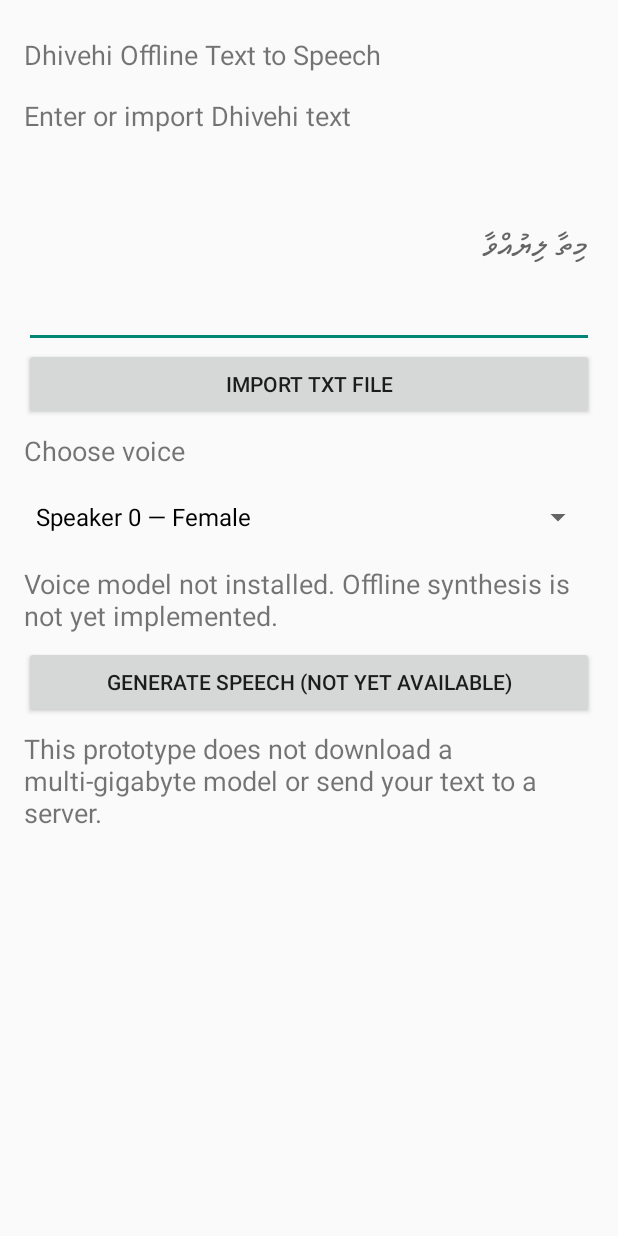
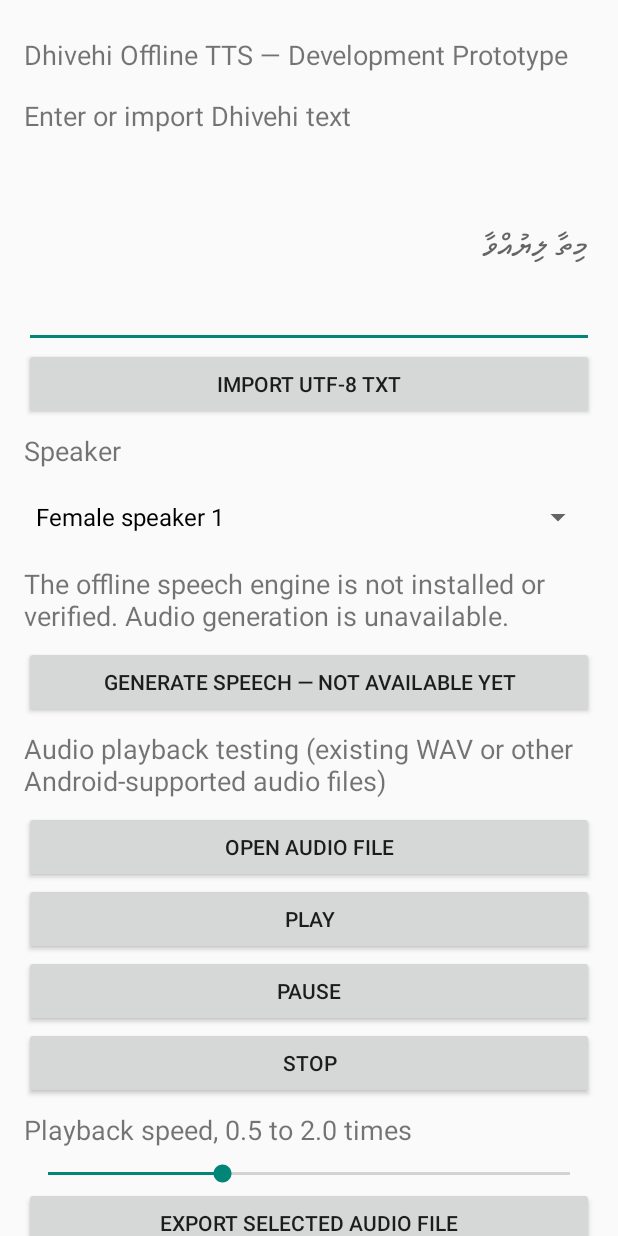
Before and after one commit to hshareef77/dhivehi-offline-TTS, an Android app: the screen it shows after launch (MainActivity), on a phone screen of 412 x 824 dp. Run offline under Robolectric (Android 15) with nearby library versions, the phone set to English and light mode, and no system bars; 1 statement that could not run was skipped.

Commit message:
Implement offline audio import playback speed and export for accessible prototype

```diff
--- a/app/src/main/java/com/hshareef77/dhivehiofflinetts/MainActivity.kt
+++ b/app/src/main/java/com/hshareef77/dhivehiofflinetts/MainActivity.kt
@@ -2,100 +2,187 @@ package com.hshareef77.dhivehiofflinetts
 
 import android.app.Activity
 import android.content.Intent
+import android.media.MediaPlayer
+import android.net.Uri
 import android.os.Bundle
 import android.view.View
-import android.widget.ArrayAdapter
-import android.widget.Button
-import android.widget.EditText
-import android.widget.LinearLayout
-import android.widget.ScrollView
-import android.widget.Spinner
-import android.widget.TextView
-import android.widget.Toast
 import android.view.inputmethod.InputType
+import android.widget.*
+import java.io.File
 
 /**
- * Accessible first-stage UI. No remote speech service, no fake offline generation.
- * A real tested offline CSM-compatible runtime is required before enabling Generate.
+ * Accessible development prototype. Speech synthesis is deliberately disabled until an
+ * on-device CSM backend (including Mimi decoding) is verified on Android.
  */
 class MainActivity : Activity() {
-    private lateinit var input: EditText
+    private lateinit var editor: EditText
     private lateinit var status: TextView
-    private lateinit var voice: Spinner
+    private lateinit var voices: Spinner
+    private lateinit var speed: SeekBar
+    private var player: MediaPlayer? = null
+    private var audioUri: Uri? = null
+    private val importTxtCode = 101
+    private val importAudioCode = 102
+    private val exportAudioCode = 103
 
-    @Suppress("DEPRECATION")
     override fun onCreate(savedInstanceState: Bundle?) {
         super.onCreate(savedInstanceState)
-        val density = resources.displayMetrics.density
-        val pad = (16 * density).toInt()
-        val column = LinearLayout(this).apply {
+        val padding = (16 * resources.displayMetrics.density).toInt()
+        val root = LinearLayout(this).apply {
             orientation = LinearLayout.VERTICAL
-            setPadding(pad, pad, pad, pad)
+            setPadding(padding, padding, padding, padding)
         }
-        fun label(value: String): TextView = TextView(this).apply {
-            text = value
+        fun caption(label: String): TextView = TextView(this).apply {
+            text = label
             textSize = 18f
-            setPadding(0, pad / 2, 0, pad / 2)
+            setPadding(0, padding / 2, 0, padding / 2)
         }
-        fun button(value: String, action: () -> Unit): Button = Button(this).apply {
-            text = value
-            contentDescription = value
-            setOnClickListener { action() }
+        fun button(label: String, onPress: () -> Unit): Button = Button(this).apply {
+            text = label
+            contentDescription = label
+            setOnClickListener { onPress() }
         }
-        column.addView(label("Dhivehi Offline Text to Speech"))
-        column.addView(label("Enter or import Dhivehi text"))
-        input = EditText(this).apply {
+        root.addView(caption("Dhivehi Offline TTS — Development Prototype"))
+        root.addView(caption("Enter or import Dhivehi text"))
+        editor = EditText(this).apply {
             hint = "މިތާ ލިޔުއްވާ"
-            contentDescription = "Dhivehi text input"
+            contentDescription = "Dhivehi text editor"
             inputType = InputType.TYPE_CLASS_TEXT or InputType.TYPE_TEXT_FLAG_MULTI_LINE
             minLines = 5
-            setHorizontallyScrolling(false)
         }
-        column.addView(input)
-        column.addView(button("Import TXT file") {
-            val intent = Intent(Intent.ACTION_OPEN_DOCUMENT).apply {
-                addCategory(Intent.CATEGORY_OPENABLE)
-                type = "text/plain"
-            }
-            startActivityForResult(intent, 101)
-        })
-        column.addView(label("Choose voice"))
-        voice = Spinner(this).apply {
-            contentDescription = "Choose one of five Dhivehi voices"
+        root.addView(editor)
+        root.addView(button("Import UTF-8 TXT") { pickFile("text/plain", importTxtCode) })
+        root.addView(caption("Speaker"))
+        voices = Spinner(this).apply {
+            contentDescription = "Dhivehi speaker choice"
             adapter = ArrayAdapter(
                 this@MainActivity,
                 android.R.layout.simple_spinner_dropdown_item,
-                listOf("Speaker 0 — Female", "Speaker 1 — Male",
-                       "Speaker 2 — Female", "Speaker 3 — Male", "Speaker 4 — Male (verify quality)")
+                listOf("Female speaker 1", "Male speaker 1", "Female speaker 2",
+                    "Male speaker 2", "Male speaker 3")
             )
         }
-        column.addView(voice)
-        status = label("Voice model not installed. Offline synthesis is not yet implemented.")
-        status.setFocusable(true)
-        column.addView(status)
-        column.addView(button("Generate speech (not yet available)") {
-            status.text = "Speech generation unavailable: the CSM model has not been converted and tested for offline Android."
-            status.announceForAccessibility(status.text)
+        root.addView(voices)
+        status = caption("The offline speech engine is not installed or verified. Audio generation is unavailable.")
+        status.isFocusable = true
+        root.addView(status)
+        root.addView(button("Generate speech — not available yet") {
+            report("The 6.6 GB CSM model has not been converted and tested for local Android speech generation.")
         })
-        column.addView(label("This prototype does not download a multi-gigabyte model or send your text to a server."))
+        root.addView(caption("Audio playback testing (existing WAV or other Android-supported audio files)"))
+        root.addView(button("Open audio file") { pickFile("audio/*", importAudioCode) })
+        root.addView(button("Play") { play() })
+        root.addView(button("Pause") {
+            player?.let { if (it.isPlaying) it.pause() }
+            report("Playback paused")
+        })
+        root.addView(button("Stop") {
+            player?.let { if (it.isPlaying) it.pause(); it.seekTo(0) }
+            report("Playback stopped")
+        })
+        root.addView(caption("Playback speed, 0.5 to 2.0 times"))
+        speed = SeekBar(this).apply {
+            max = 15
+            progress = 5
+            contentDescription = "Playback speed, 1.0 times"
+            setOnSeekBarChangeListener(object : SeekBar.OnSeekBarChangeListener {
+                override fun onProgressChanged(seekBar: SeekBar?, progress: Int, fromUser: Boolean) {
+                    val value = (progress + 5) / 10f
+                    contentDescription = "Playback speed, ${value} times"
+                    try { player?.let { it.playbackParams = it.playbackParams.setSpeed(value) } } catch (_: Exception) {}
+                }
+                override fun onStartTrackingTouch(seekBar: SeekBar?) {}
+                override fun onStopTrackingTouch(seekBar: SeekBar?) {}
+            })
+        }
+        root.addView(speed)
+        root.addView(button("Export selected audio file") {
+            if (audioUri == null) report("Open an audio file first.")
+            else startActivityForResult(Intent(Intent.ACTION_CREATE_DOCUMENT).apply {
+                addCategory(Intent.CATEGORY_OPENABLE)
+                type = "audio/wav"
+                putExtra(Intent.EXTRA_TITLE, "dhivehi-audio.wav")
+            }, exportAudioCode)
+        })
+        root.addView(caption("This prototype does not generate speech or download the model. Playback can be tested offline using existing audio files."))
         val scroll = ScrollView(this)
-        scroll.addView(column)
+        scroll.addView(root)
         setContentView(scroll)
     }
 
-    @Deprecated("Legacy activity result for minimal Android starter without dependencies")
+    private fun report(message: String) {
+        status.text = message
+        status.announceForAccessibility(message)
+    }
+
+    private fun pickFile(type: String, code: Int) {
+        startActivityForResult(Intent(Intent.ACTION_OPEN_DOCUMENT).apply {
+            addCategory(Intent.CATEGORY_OPENABLE)
+            this.type = type
+        }, code)
+    }
+
+    private fun play() {
+        val uri = audioUri ?: return report("Open an audio file first.")
+        try {
+            if (player == null) {
+                player = MediaPlayer().apply {
+                    setDataSource(this@MainActivity, uri)
+                    prepare()
+                    setOnCompletionListener { report("Playback complete") }
+                }
+            }
+            player?.start()
+            player?.let { it.playbackParams = it.playbackParams.setSpeed((speed.progress + 5) / 10f) }
+            report("Playing audio")
+        } catch (e: Exception) {
+            player?.release()
+            player = null
+            report("Unable to play this audio file.")
+        }
+    }
+
+    @Deprecated("Minimal prototype uses Activity result callbacks without external dependencies")
     override fun onActivityResult(requestCode: Int, resultCode: Int, data: Intent?) {
         super.onActivityResult(requestCode, resultCode, data)
-        if (requestCode != 101 || resultCode != RESULT_OK) return
+        if (resultCode != RESULT_OK) return
         val uri = data?.data ?: return
         try {
-            val text = contentResolver.openInputStream(uri)?.bufferedReader(Charsets.UTF_8)?.use { it.readText() }
-                ?: throw IllegalStateException("Unable to read document")
-            if (text.length > 200_000) throw IllegalArgumentException("Text file too large for the first-stage editor")
-            input.setText(text)
-            status.text = "Text imported. Speech engine is not yet installed."
+            when (requestCode) {
+                importTxtCode -> {
+                    val txt = contentResolver.openInputStream(uri)?.bufferedReader(Charsets.UTF_8)?.use {
+                        it.readText()
+                    } ?: error("Cannot read text")
+                    require(txt.length <= 200_000) { "Text file too large" }
+                    editor.setText(txt)
+                    report("Dhivehi text imported. Speech generation is not yet available.")
+                }
+                importAudioCode -> {
+                    player?.release()
+                    player = null
+                    audioUri = uri
+                    report("Audio selected. Activate Play to listen offline.")
+                }
+                exportAudioCode -> {
+                    val source = audioUri ?: error("No selected audio file")
+                    contentResolver.openInputStream(source).use { input ->
+                        contentResolver.openOutputStream(uri).use { output ->
+                            requireNotNull(input) { "Cannot read source" }
+                            requireNotNull(output) { "Cannot write destination" }
+                            input.copyTo(output)
+                        }
+                    }
+                    report("Audio copied to your selected destination in its original format.")
+                }
+            }
         } catch (e: Exception) {
-            Toast.makeText(this, "Cannot import TXT: ${e.message}", Toast.LENGTH_LONG).show()
+            report("File operation failed: ${e.message ?: "Unknown error"}")
         }
     }
+
+    override fun onDestroy() {
+        player?.release()
+        player = null
+        super.onDestroy()
+    }
 }
```
